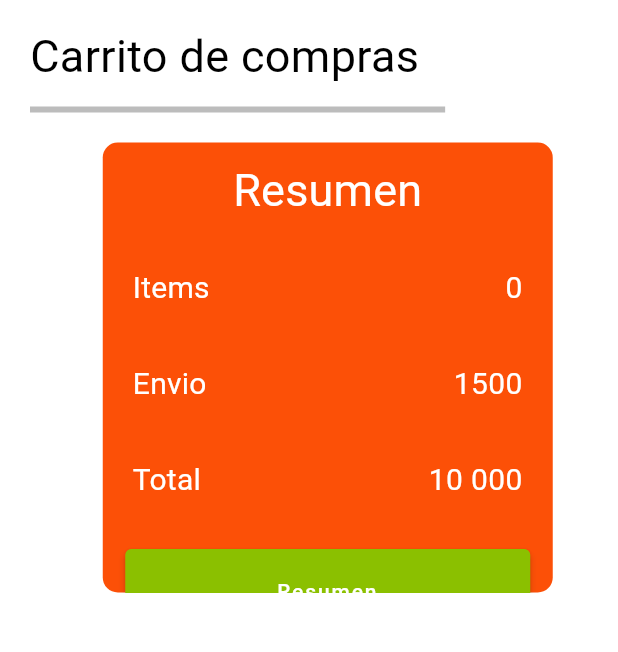
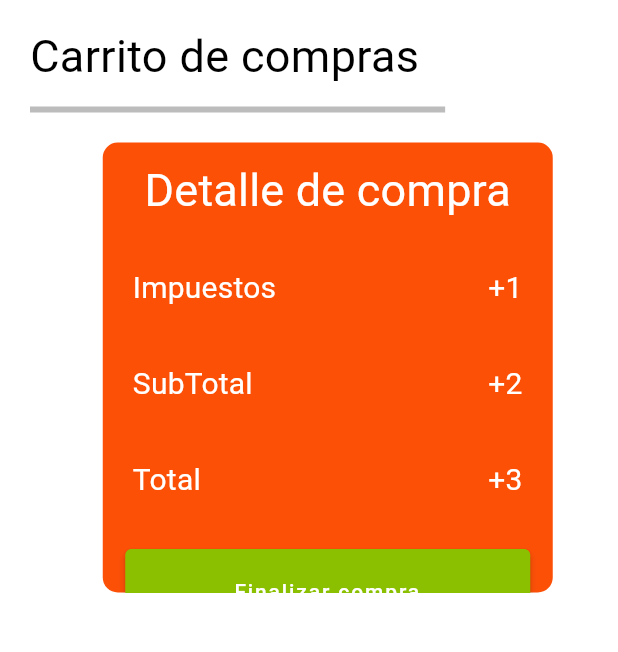
Before and after one commit to StevenMontero/veggy_meat_wep_app, a Flutter app: the ShoppingCart screen opened by its route, on a phone screen of 412 x 824 dp, the part 75-727 px from its top. Run offline on Flutter 3.47's test engine with Material 2 defaults, Android fonts, the phone set to English and light mode, and no system bars; drawn by our look-alikes of badges; our stand-ins replace bloc, carousel_slider, cloud_firestore, equatable, firebase_storage, fluro and 5 more; accounts and stored records are empty; network calls fail.

Commit message:
Detalles resumen

```diff
--- a/lib/ui/pages/shopping cart/shoppingCart.dart
+++ b/lib/ui/pages/shopping cart/shoppingCart.dart
@@ -15,6 +15,9 @@ class ShoppingCart extends StatelessWidget {
   final _scrollController = ScrollController();
   final _scrollController2 = ScrollController();
   final _scrollController3 = ScrollController();
+  var impuestos;
+  var subTotal;
+  var total;
   @override
   Widget build(BuildContext context) {
     final themeText = Theme.of(context).textTheme;
@@ -116,7 +119,13 @@ class ShoppingCart extends StatelessWidget {
                 var precioxUnidad =
                     state.listProducts[index].product.precioIva *
                         state.listProducts[index].product.cantidad;
-
+                /*
+                impuestos =
+                    impuestos + state.listProducts[index].product.montoIva;
+                subTotal =
+                    subTotal + state.listProducts[index].product.precioSinIva;
+                total = total + state.listProducts[index].product.precioIva;
+                */
                 return Container(
                   height: 150,
                   width: 800,
@@ -250,6 +259,13 @@ class ShoppingCart extends StatelessWidget {
                 var precioxUnidad =
                     state.listProducts[index].product.precioIva *
                         state.listProducts[index].product.cantidad;
+                /*
+                impuestos =
+                    impuestos + state.listProducts[index].product.montoIva;
+                subTotal =
+                    subTotal + state.listProducts[index].product.precioSinIva;
+                total = total + state.listProducts[index].product.precioIva;
+                */
                 return Container(
                   height: 150,
                   width: 450,
@@ -379,7 +395,7 @@ class ShoppingCart extends StatelessWidget {
                 elevation: 0,
                 child: ListTile(
                   title: Text(
-                    'Resumen',
+                    'Detalle de compra',
                     textAlign: TextAlign.center,
                     style: GoogleFonts.roboto(
                       fontSize: 30,
@@ -393,7 +409,7 @@ class ShoppingCart extends StatelessWidget {
                 elevation: 0,
                 child: ListTile(
                   title: Text(
-                    'Items',
+                    'Impuestos',
                     textAlign: TextAlign.left,
                     style: GoogleFonts.roboto(
                       fontSize: 20,
@@ -401,7 +417,7 @@ class ShoppingCart extends StatelessWidget {
                     ),
                   ),
                   trailing: Text(
-                    state.listProducts.length.toString(),
+                    /*impuestos.toString()*/'+1',
                     textAlign: TextAlign.right,
                     style: GoogleFonts.roboto(
                       fontSize: 20,
@@ -415,7 +431,7 @@ class ShoppingCart extends StatelessWidget {
                 elevation: 0,
                 child: ListTile(
                   title: Text(
-                    'Envio',
+                    'SubTotal',
                     textAlign: TextAlign.left,
                     style: GoogleFonts.roboto(
                       fontSize: 20,
@@ -423,7 +439,7 @@ class ShoppingCart extends StatelessWidget {
                     ),
                   ),
                   trailing: Text(
-                    '1500',
+                    /*subTotal.toString()*/ '+2',
                     textAlign: TextAlign.right,
                     style: GoogleFonts.roboto(
                       fontSize: 20,
@@ -445,7 +461,7 @@ class ShoppingCart extends StatelessWidget {
                     ),
                   ),
                   trailing: Text(
-                    '10 000',
+                    /*total.toString()*/ '+3',
                     textAlign: TextAlign.right,
                     style: GoogleFonts.roboto(
                       fontSize: 20,
@@ -465,7 +481,7 @@ class ShoppingCart extends StatelessWidget {
                         primary: ColorsApp.colorPaletteGreen,
                         padding: EdgeInsets.all(20)),
                     child: Text(
-                      'Resumen',
+                      'Finalizar compra',
                       textAlign: TextAlign.center,
                       style: GoogleFonts.roboto(
                           fontSize: 14,
```
